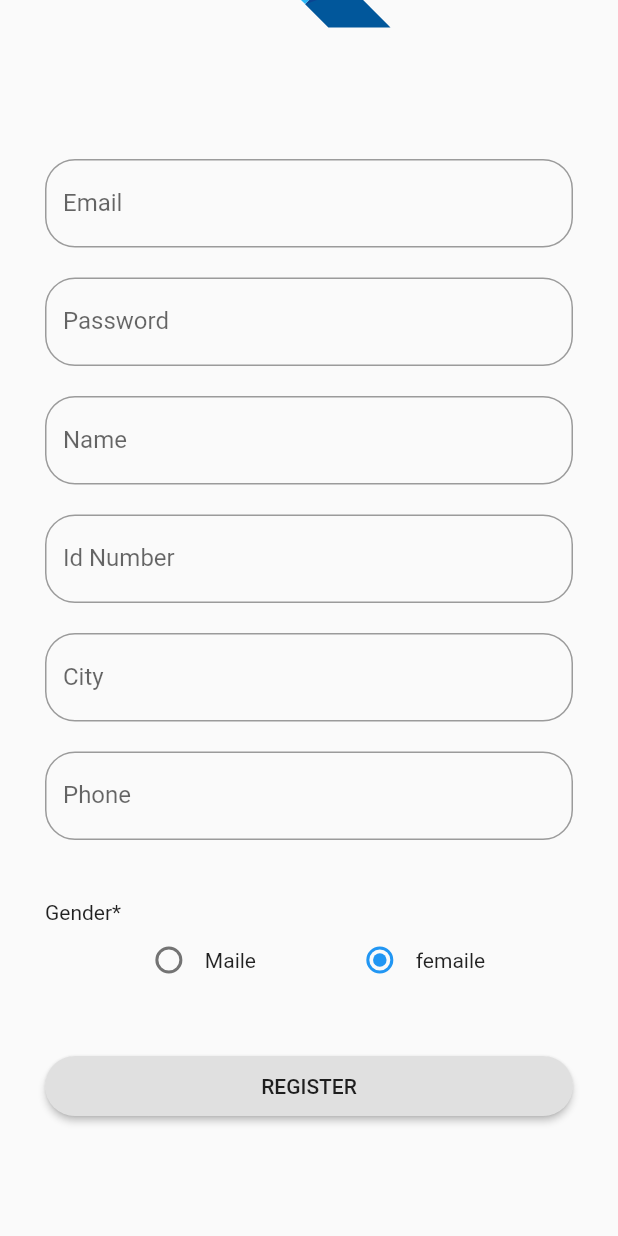
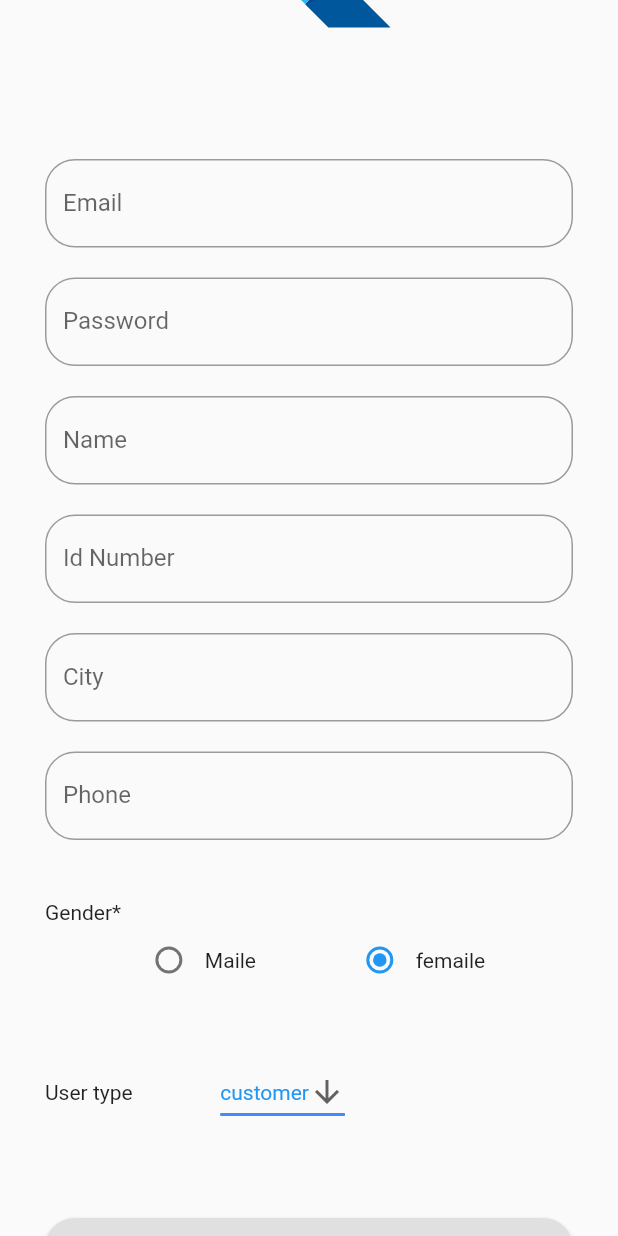
Before and after one commit to Abdghali/Phone-mainten, a Flutter app: the RigesterPage screen opened directly, scrolled down 224 dp, on a phone screen of 412 x 824 dp. Run offline on Flutter 3.47's test engine with Material 2 defaults, Android fonts, the light colour scheme and no system bars; our stand-ins replace cached_network_image, cloud_firestore, firebase_auth, firebase_core, firebase_storage, flutter_screenutil and 5 more; accounts and stored records are empty.

Commit message:
comment sth

```diff
--- a/lib/UI/loginPage.dart
+++ b/lib/UI/loginPage.dart
@@ -1,6 +1,7 @@
 import 'package:firebas_project/Service/Server.dart';
 import 'package:firebas_project/UI/HomrPage.dart';
 import 'package:firebas_project/UI/Widgets/customTextField.dart';
+import 'package:firebas_project/UI/registerPage.dart';
 import 'package:flutter/material.dart';
 import 'package:flutter_screenutil/flutter_screenutil.dart';
 import 'package:get/get.dart';
@@ -89,7 +90,7 @@ class LoginPage extends StatelessWidget {
                 ),
                 GestureDetector(
                   onTap: () {
-                    Get.to(HomePage());
+                    Get.to(RigesterPage());
                   },
                   child: Text(
                     'Register Now',
--- a/lib/UI/registerPage.dart
+++ b/lib/UI/registerPage.dart
@@ -7,6 +7,7 @@ import 'package:firebas_project/Service/repository.dart';
 import 'package:firebas_project/UI/Widgets/customTextField.dart';
 import 'package:firebas_project/UI/Widgets/custumRadioButton.dart';
 import 'package:firebas_project/providers/GenderProvider.dart';
+import 'package:firebas_project/providers/userTypeProvider.dart';
 import 'package:flutter/material.dart';
 import 'package:image_picker/image_picker.dart';
 import 'package:logger/logger.dart';
@@ -29,6 +30,7 @@ class _RigesterPageState extends State<RigesterPage> {
   userType type;
   int isMale = 1;
   File file;
+  String dropdownValue;
 
   saveImageUrl(String imageurll) {
     this.imageUrl = imageurll;
@@ -55,7 +57,10 @@ class _RigesterPageState extends State<RigesterPage> {
   }
 
   saveType(userType type) {
-    this.type = type;
+    this.type = Provider.of<UserTypeProvider>(context, listen: false).curentUserType;
+
+
+
   }
 
   saveIsMale() {
@@ -65,6 +70,8 @@ class _RigesterPageState extends State<RigesterPage> {
   savePassword(String password) {
     this.password = password;
   }
+
+
 
   nullValidation(String value) {
     if (value == '') {
@@ -79,9 +86,6 @@ class _RigesterPageState extends State<RigesterPage> {
       formKey.currentState.save();
       saveIsMale();
       saveType(userType.customer);
-      Logger().e(type);
-      // print(Provider.of<GenderProvider>(context, listen: false).isMail);
-
 
       saveUser({
         'password': this.password,
@@ -93,13 +97,13 @@ class _RigesterPageState extends State<RigesterPage> {
         'idNumber': this.idNumber,
         'city': this.city,
         'isMale': this.isMale,
-      'userType': this.type.toString().split('.').last,
-      'file':this.file
-    } );}else{
+        'userType':this.type.toString().split('.').last,
+        'file': this.file
+      });
+    } else {
       return;
     }
   }
-
 
   @override
   Widget build(BuildContext context) {
@@ -118,8 +122,8 @@ class _RigesterPageState extends State<RigesterPage> {
               ),
               GestureDetector(
                 onTap: () async {
-                      PickedFile pickedFile = await ImagePicker()
-                          .getImage(source: ImageSource.gallery);
+                  PickedFile pickedFile =
+                      await ImagePicker().getImage(source: ImageSource.gallery);
                   file = File(pickedFile.path);
                   setState(() {});
                 },
@@ -170,7 +174,9 @@ class _RigesterPageState extends State<RigesterPage> {
                 saveFun: savephone,
                 validationFun: nullValidation,
               ),
-                  SizedBox(height: 20,),
+              SizedBox(
+                height: 20,
+              ),
               Container(
                   alignment: Alignment.topLeft,
                   child: Text(
@@ -193,6 +199,12 @@ class _RigesterPageState extends State<RigesterPage> {
               SizedBox(
                 height: 40,
               ),
+              CustomDropDownList(
+                value: "software",
+              ),
+              SizedBox(
+                height: 60,
+              ),
               Container(
                 height: 40,
                 width: double.infinity,
@@ -205,7 +217,7 @@ class _RigesterPageState extends State<RigesterPage> {
                     }),
               ),
               SizedBox(
-                    height: 80,
+                height: 60,
               ),
             ],
           ),
@@ -214,3 +226,40 @@ class _RigesterPageState extends State<RigesterPage> {
     ));
   }
 }
+
+class CustomDropDownList extends StatelessWidget {
+  String value;
+  CustomDropDownList({this.value});
+  @override
+  Widget build(BuildContext context) {
+    return Row(
+      children: [
+        Text("User type"),
+        Container(
+          width: 200,
+          child: Center(
+            child: DropdownButton<String>(
+              value: Provider.of<UserTypeProvider>(context, listen: false).newuserType.toString(),
+              icon: Icon(Icons.arrow_downward),
+              iconSize: 24,
+              elevation: 16,
+              style: TextStyle(color: Colors.blue),
+              underline: Container(
+                height: 2,
+                color: Colors.blueAccent,
+              ),
+              onChanged: Provider.of<UserTypeProvider>(context, listen: true).setUserTypeValue,
+              items: <String>['software', 'hardware','customer']
+                  .map<DropdownMenuItem<String>>((String value) {
+                return DropdownMenuItem<String>(
+                  value: value,
+                  child: Text(value),
+                );
+              }).toList(),
+            ),
+          ),
+        ),
+      ],
+    );
+  }
+}
--- a/lib/main.dart
+++ b/lib/main.dart
@@ -1,6 +1,7 @@
 import 'package:firebas_project/UI/loginPage.dart';
 import 'package:firebas_project/UI/registerPage.dart';
 import 'package:firebas_project/providers/GenderProvider.dart';
+import 'package:firebas_project/providers/userTypeProvider.dart';
 import 'package:firebase_core/firebase_core.dart';
 import 'package:flutter/material.dart';
 import 'package:get/get.dart';
@@ -28,9 +29,9 @@ class MyApp extends StatelessWidget {
           ChangeNotifierProvider<GenderProvider>(
             create: (_) => GenderProvider(),
           ),
-          // ChangeNotifierProvider<DBExerciseProvider>(
-          //   create: (_) => DBExerciseProvider(),
-          // ),
+          ChangeNotifierProvider<UserTypeProvider>(
+            create: (_) => UserTypeProvider(),
+          ),
 
         ],
     child: GetMaterialApp(
--- /dev/null
+++ b/lib/providers/userTypeProvider.dart
@@ -0,0 +1,18 @@
+import 'package:flutter/cupertino.dart';
+import 'package:firebas_project/Models/User.dart';
+
+class UserTypeProvider extends ChangeNotifier {
+  String newuserType = "customer";
+  userType curentUserType = userType.customer;
+  setUserTypeValue(String userTypeValue) {
+    this.newuserType = userTypeValue;
+    if (userTypeValue == 'software') {
+      curentUserType = userType.software;
+    } else if (userTypeValue == 'hardware') {
+      curentUserType = userType.hardware;
+    } else {
+      curentUserType = userType.customer;
+    }
+    notifyListeners();
+  }
+}
```
Lines whose indentation alone changed are shown as unchanged.
